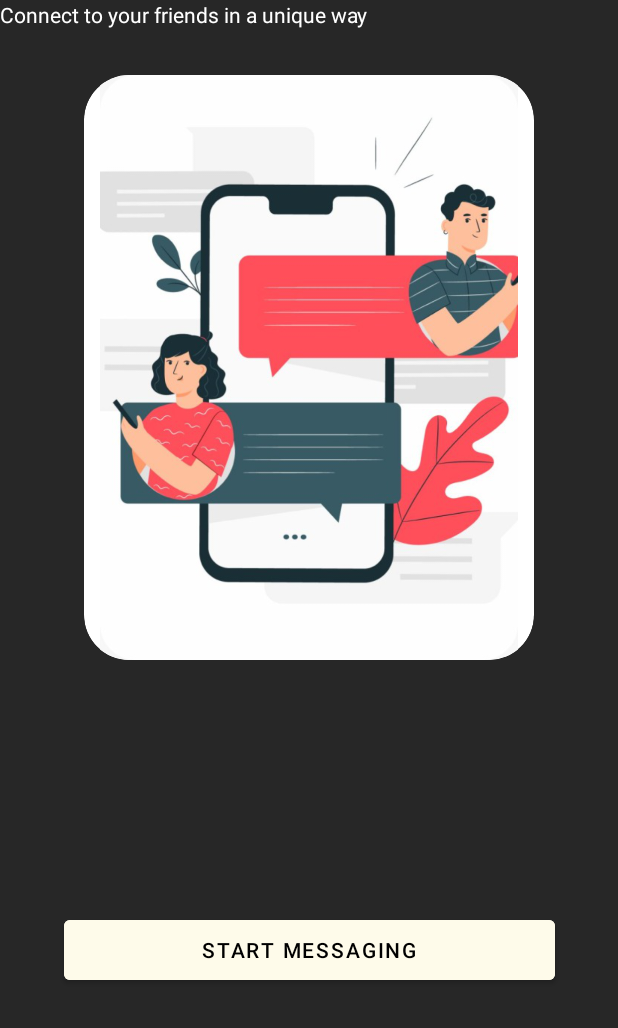
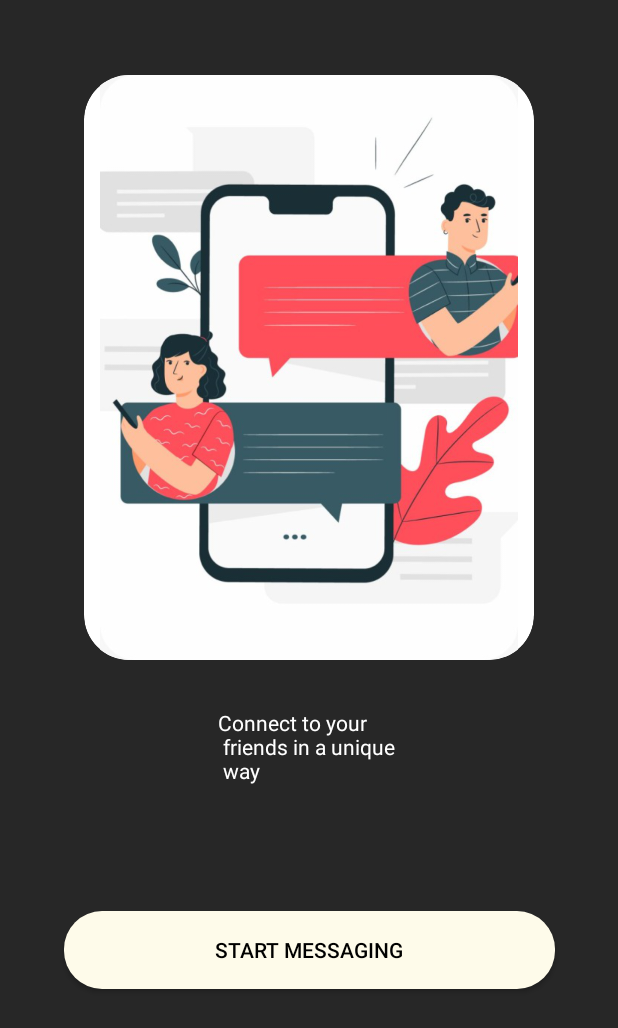
Before and after one commit to Praneethyakkala/Mobile-application, an Android app: the layout activity_main.xml on its own in the app's theme, with its tools: preview values and no code run, on a phone screen of 412 x 824 dp. Shown: the top 1028 px of the screen. Run offline under Robolectric (Android 15) with nearby library versions, the phone set to English and light mode, and no system bars.

Commit message:
Added the start button

```diff
--- /dev/null
+++ b/app/src/main/res/drawable/round_button.xml
@@ -0,0 +1,5 @@
+<?xml version="1.0" encoding="utf-8"?>
+<shape xmlns:android="http://schemas.android.com/apk/res/android">
+    <solid android:color="@color/cream"/>
+    <corners android:radius="25dp"/>
+</shape>
--- a/app/src/main/res/layout/activity_main.xml
+++ b/app/src/main/res/layout/activity_main.xml
@@ -25,23 +25,24 @@
 
     </androidx.cardview.widget.CardView>
 
+
     <TextView
         android:layout_width="wrap_content"
         android:layout_height="wrap_content"
+        android:layout_marginTop="472dp"
         android:text="@string/startup_text"
         android:textColor="@color/white"
-        />
+        app:layout_constraintEnd_toEndOf="parent"
+        app:layout_constraintStart_toStartOf="parent"
+        app:layout_constraintTop_toTopOf="parent" />
 
     <Button
         android:layout_width="327dp"
         android:layout_height="52dp"
         android:text="@string/start_messaging"
-        android:backgroundTint="@color/cream"
+        android:background="@drawable/round_button"
         android:textColor="@color/black"
         android:shadowRadius="24"
-
-
-
         app:layout_constraintBottom_toBottomOf="parent"
         app:layout_constraintEnd_toEndOf="parent"
         app:layout_constraintStart_toStartOf="parent"
--- a/app/src/main/res/values-night/themes.xml
+++ b/app/src/main/res/values-night/themes.xml
@@ -1,6 +1,6 @@
 <resources xmlns:tools="http://schemas.android.com/tools">
     <!-- Base application theme. -->
-    <style name="Theme.MAD" parent="Theme.MaterialComponents.DayNight.DarkActionBar">
+    <style name="Theme.MAD" parent="Theme.AppCompat.Light.NoActionBar">
         <!-- Primary brand color. -->
         <item name="colorPrimary">@color/purple_200</item>
         <item name="colorPrimaryVariant">@color/purple_700</item>
--- a/app/src/main/res/values/strings.xml
+++ b/app/src/main/res/values/strings.xml
@@ -1,5 +1,5 @@
 <resources>
     <string name="app_name">MAD</string>
-    <string name="startup_text">Connect to your friends in a unique way</string>
+    <string name="startup_text">Connect to your \n friends in a unique \n way</string>
     <string name="start_messaging">Start messaging</string>
 </resources>
--- a/app/src/main/res/values/themes.xml
+++ b/app/src/main/res/values/themes.xml
@@ -1,6 +1,6 @@
 <resources xmlns:tools="http://schemas.android.com/tools">
     <!-- Base application theme. -->
-    <style name="Theme.MAD" parent="Theme.MaterialComponents.DayNight.DarkActionBar">
+    <style name="Theme.MAD" parent="Theme.AppCompat.Light.NoActionBar">
         <!-- Primary brand color. -->
         <item name="colorPrimary">@color/purple_500</item>
         <item name="colorPrimaryVariant">@color/purple_700</item>
```
